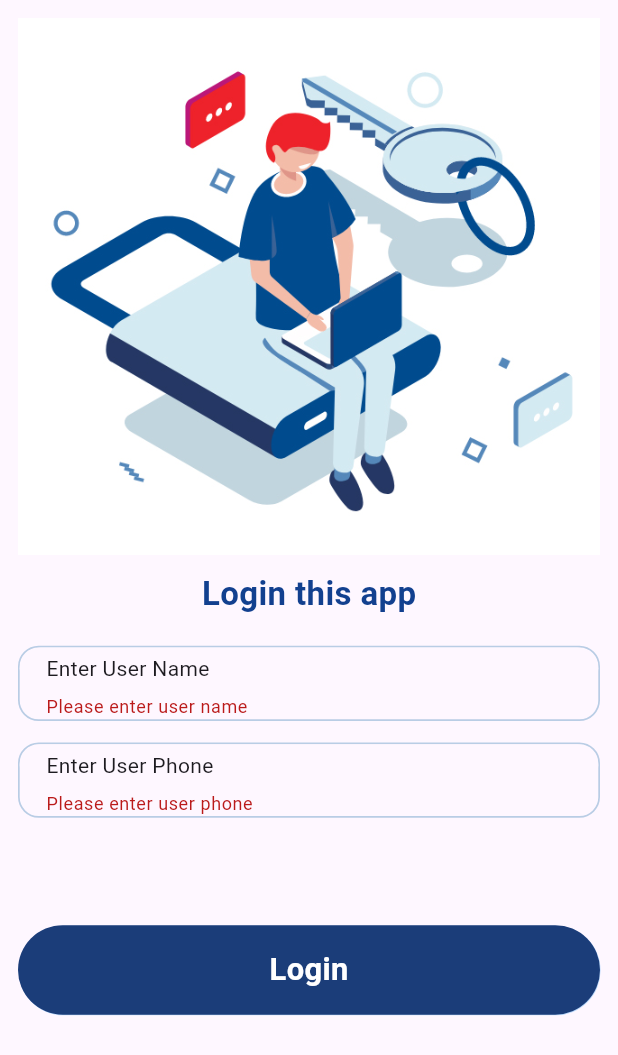
After one commit to Faijul-Islam/tale-books, a Flutter app: the screen it shows after launch, after a tap on "Login", on a phone screen of 412 x 824 dp. The commit adds this screen. Shown: the top 1055 px of the screen. Run offline on Flutter 3.47's test engine with Material 3 defaults, Android fonts, the phone set to English and light mode, and no system bars; our stand-ins replace cloud_firestore, firebase_core, flutter_screenutil, get, permission_handler, random_string; missing offline and left inert: agora_rtc_engine; accounts and stored records are empty; network calls fail; Roboto replaces fonts that are missing (Thasadith).

```diff
--- a/lib/common_widget/commn_textfield.dart
+++ b/lib/common_widget/commn_textfield.dart
@@ -17,6 +17,7 @@ class CommonTextField extends StatelessWidget {
         this.inputFormatters,
       required this.textAlign,
       required this.redOnly,
+        this.validator,
       this.onTap})
       : super(key: key);
   final TextEditingController controler;
@@ -30,6 +31,7 @@ class CommonTextField extends StatelessWidget {
   final bool redOnly;
   final VoidCallback? onTap;
   final List<TextInputFormatter>? inputFormatters;
+  final String? Function(String?)? validator;
   @override
   Widget build(BuildContext context) {
     return Container(
@@ -51,6 +53,7 @@ class CommonTextField extends StatelessWidget {
           readOnly: redOnly,
           onChanged: onChange,
           textAlign: textAlign,
+          validator: validator,
           // focusNode: _focusNode,
           style: Theme.of(context).textTheme.displaySmall!.copyWith(fontSize: 14),
           decoration: InputDecoration(
--- /dev/null
+++ b/lib/config/colors.dart
@@ -0,0 +1,21 @@
+import 'package:flutter/material.dart';
+
+/// This class will holding the colors that will be used
+///
+/// in base erp mobile
+
+class CustomColors {
+  static const grey = Color(0xFF707070);
+  static const primaryBlue = Color(0xFF12408F);
+  //static const primary = Colors.blue;
+  static const primary = Color(0xFF12408F);
+  static const bodyColor = Color(0xFFE5EDF5);
+  static const cardColor = Color(0xFFFFFFFF);
+
+}
+
+class CustomFontColors {
+  static const grey = Color(0xFF646464);//3F3F3F
+  static const black = Color(0xFF000000);
+}
+//646464
--- /dev/null
+++ b/lib/config/images.dart
@@ -0,0 +1,4 @@
+class Images {
+  static const login = 'assets/login.jpg';
+
+}
--- /dev/null
+++ b/lib/controler/login/login_controler.dart
@@ -0,0 +1,42 @@
+import 'package:cloud_firestore/cloud_firestore.dart';
+import 'package:flutter/material.dart';
+import 'package:get/get.dart';
+
+import '../../payges/home_page.dart';
+
+class LoginController extends GetxController{
+  FirebaseFirestore firestore=FirebaseFirestore.instance;
+  late CollectionReference userCollection;
+  @override
+  void onInit() {
+    userCollection=firestore.collection("users");
+    super.onInit();
+  }
+
+  addUser(userName,userPhone)async{
+    try{
+      // Check if the user with the same phone number exists
+      var querySnapshot = await userCollection
+          .where("userPhone", isEqualTo: userPhone)
+          .get();
+      if (querySnapshot.docs.isNotEmpty) {
+        // User already exists, navigate to the home page
+        Get.snackbar("Info", "User already exists", colorText: Colors.blue);
+        Get.offAll(() => const HomePage());
+      }else{
+        DocumentReference doc=userCollection.doc();
+        final userJson={
+          "userId":doc.id,
+          "userName":userName,
+          "userPhone":userPhone,
+        };
+        doc.set(userJson);
+        Get.snackbar("success", "User added Successfully",colorText:Colors.green);
+        Get.offAll(() => const HomePage());
+      }
+
+    }catch(e){
+      Get.snackbar("Error", e.toString(),colorText:Colors.red);
+    }
+  }
+}
--- /dev/null
+++ b/lib/language/language.dart
@@ -0,0 +1,17 @@
+import 'package:get/get.dart';
+
+class Language extends Translations {
+  @override
+  Map<String,Map<String,String>>get keys =>{
+    'en_US':{
+      "login":"Login",
+      "customerAdd":"Customer add",
+      "customerList":"Customer List",
+    },
+    'bn_BD':{
+      "login":"লগইন করুন",
+      "customerAdd":"গ্রাহক যোগ করুন",
+      "customerList":"গ্রাহক তালিকা",
+    },
+  };
+}
--- a/lib/main.dart
+++ b/lib/main.dart
@@ -3,9 +3,12 @@ import 'package:flutter/material.dart';
 import 'package:flutter_screenutil/flutter_screenutil.dart';
 import 'package:get/get_navigation/src/root/get_material_app.dart';
 import 'package:provider/provider.dart';
+import 'package:tale_book/language/language.dart';
 import 'package:tale_book/payges/home_page.dart';
-
+import 'package:get/get.dart';
+import 'package:tale_book/payges/login_sreen.dart';
 import 'controler/customer_controler.dart';
+import 'controler/login/login_controler.dart';
 
 void main()async {
   WidgetsFlutterBinding.ensureInitialized();
@@ -17,6 +20,7 @@ void main()async {
         projectId: "poltrebook-fa672"
     )
   );
+  Get.put(LoginController());
   runApp(MultiProvider(
     providers: [
       ChangeNotifierProvider(create: (context) => CustomerListControler()),
@@ -33,6 +37,9 @@ class MyApp extends StatelessWidget {
   Widget build(BuildContext context) {
     return GetMaterialApp(
       debugShowCheckedModeBanner: false,
+      translations: Language(),
+      locale: Locale('en',"US"),
+      fallbackLocale: Locale('en',"US"),
       title: 'Flutter Demo',
       theme: ThemeData(
         colorScheme: ColorScheme.fromSeed(seedColor: Colors.deepPurple),
@@ -56,7 +63,7 @@ class PoultryBook extends StatelessWidget {
       minTextAdapt: true,
       splitScreenMode: true,
       builder: (context, child) {
-        return const HomePage();
+        return const LoginScreen();
       },
     );
   }
--- /dev/null
+++ b/lib/payges/login_sreen.dart
@@ -0,0 +1,99 @@
+import 'package:flutter/material.dart';
+import 'package:flutter/services.dart';
+import 'package:flutter_screenutil/flutter_screenutil.dart';
+import 'package:get/get.dart';
+import 'package:tale_book/common_widget/commn_textfield.dart';
+import 'package:tale_book/common_widget/common_button.dart';
+import 'package:tale_book/common_widget/text_styles.dart';
+
+import '../config/colors.dart';
+import '../config/images.dart';
+import '../controler/login/login_controler.dart';
+import 'home_page.dart';
+
+class LoginScreen extends StatefulWidget {
+  const LoginScreen({Key? key}) : super(key: key);
+
+  @override
+  State<LoginScreen> createState() => _LoginScreenState();
+}
+
+class _LoginScreenState extends State<LoginScreen> {
+  final GlobalKey<FormState> _formKey = GlobalKey<FormState>();
+  final userName=TextEditingController();
+  final userPhone=TextEditingController();
+  @override
+  Widget build(BuildContext context) {
+    return GetBuilder<LoginController>(
+        builder: (loginCont){
+      return Scaffold(
+        body: Padding(
+          padding: const EdgeInsets.all(12.0),
+          child: Form(
+            key: _formKey,
+            child: ListView(
+              children: [
+                Container(
+                  height: 300.h,
+                  decoration: const BoxDecoration(
+                    image: DecorationImage(
+                      image: AssetImage(Images.login),
+                      fit: BoxFit.cover, // or any other fit style
+                    ),
+                  ),
+                ),
+                SizedBox(height: 12.h,),
+                Align(
+                  alignment: Alignment.center,
+                  child: Text("Login this app",
+                    style: CustomTextStyles.boldText(22,color: CustomColors.primary),
+                  ),
+                ),
+                SizedBox(height: 20.h,),
+                CommonTextField(
+                    controler: userName,
+                    hint: "Enter User Name",
+                    textAlign: TextAlign.start,
+                    redOnly: false,
+                  validator: (value) {
+                    if (value == null || value.isEmpty) {
+                      return "Please enter user name";
+                    }
+                    return null;
+                  },
+                ),
+                SizedBox(height: 12.h,),
+                CommonTextField(
+                  inputType: TextInputType.number,
+                    controler: userPhone,
+                    hint: "Enter User Phone",
+                    textAlign: TextAlign.start,
+                    redOnly: false,
+                  validator: (value) {
+                    if (value == null || value.isEmpty) {
+                      return "Please enter user phone";
+                    } else if (!RegExp(r'^\d{11}$').hasMatch(value)) {
+                      return "Please enter a valid phone number";
+                    }
+                    return null;
+                  },
+                ),
+                SizedBox(height: 60.h,),
+                CommonButton(
+                    buttonText: "Login",
+                    onTap: (){
+                      if (_formKey.currentState!.validate()) {
+                        // If the form is valid, add the user
+                        loginCont.addUser(userName.text, userPhone.text);
+                      }
+                    }
+                ),
+              ],
+            ),
+          ),
+        ),
+      );
+    });
+
+  }
+}
--- a/pubspec.yaml
+++ b/pubspec.yaml
@@ -45,6 +45,7 @@ dependencies:
   agora_rtc_engine: ^6.3.2
   permission_handler: ^11.3.1
   get: ^4.6.6
+  connectivity_plus: ^3.0.3
 
 
 
@@ -73,7 +74,7 @@ flutter:
 
   # To add assets to your application, add an assets section, like this:
   assets:
-    - assets/bkash_logo.png
+    - assets/
   #   - images/a_dot_ham.jpeg
 
   # An image asset can refer to one or more resolution-specific "variants", see
```
Also changed, not shown: lib/payges/home_page.dart (+23 -15 lines), lib/payges/shoping_part/components/item_card.dart (added, +35 -0 lines), lib/payges/shoping_part/screens/shope_screen.dart (added, +51 -0 lines), assets/login.jpg (added), pubspec.lock.
